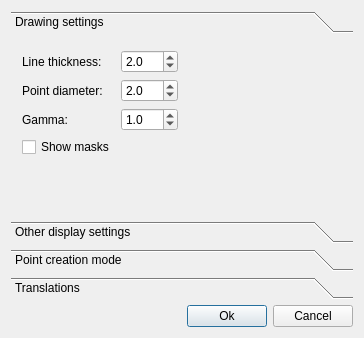
micmacIGN/micmac, file src/saisieQT/ui/Settings.ui: the form before one commit.
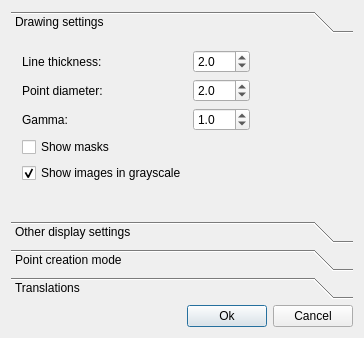
The form after the commit. Icons and pictures are not drawn.

Commit message: SaisieQT : pr?paration pour option ForceGray

```diff
--- a/src/saisieQT/ui/Settings.ui
+++ b/src/saisieQT/ui/Settings.ui
@@ -57,6 +57,16 @@
            </property>
           </widget>
          </item>
+         <item row="4" column="0">
+          <widget class="QCheckBox" name="forceGray_checkBox">
+           <property name="text">
+            <string>Show images in grayscale</string>
+           </property>
+           <property name="checked">
+            <bool>true</bool>
+           </property>
+          </widget>
+         </item>
          <item row="2" column="0">
           <widget class="QLabel" name="Gamma_label">
            <property name="lineWidth">
```
Left out of the diff: 2 changed lines with no effect on the pictures. The commit also changes 12 other files.
